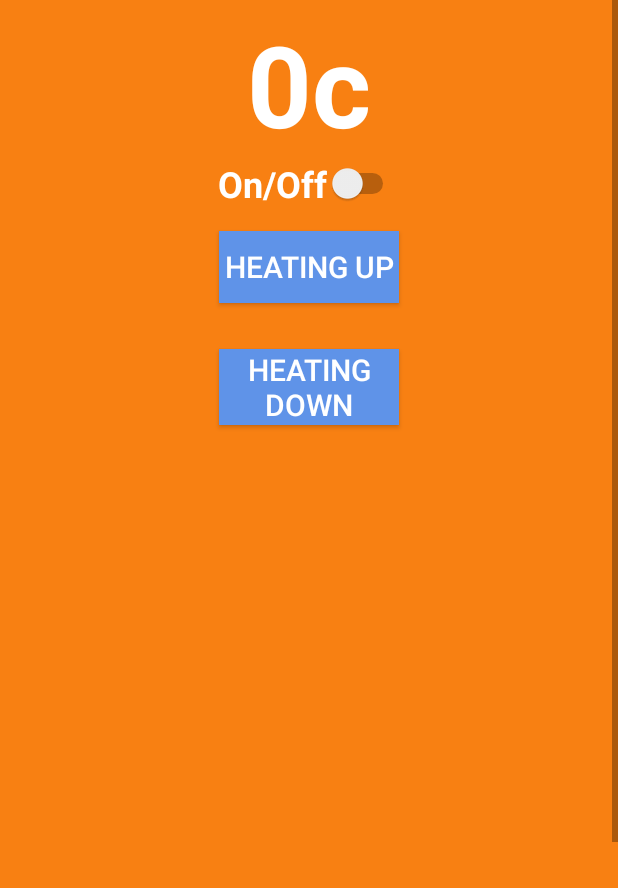
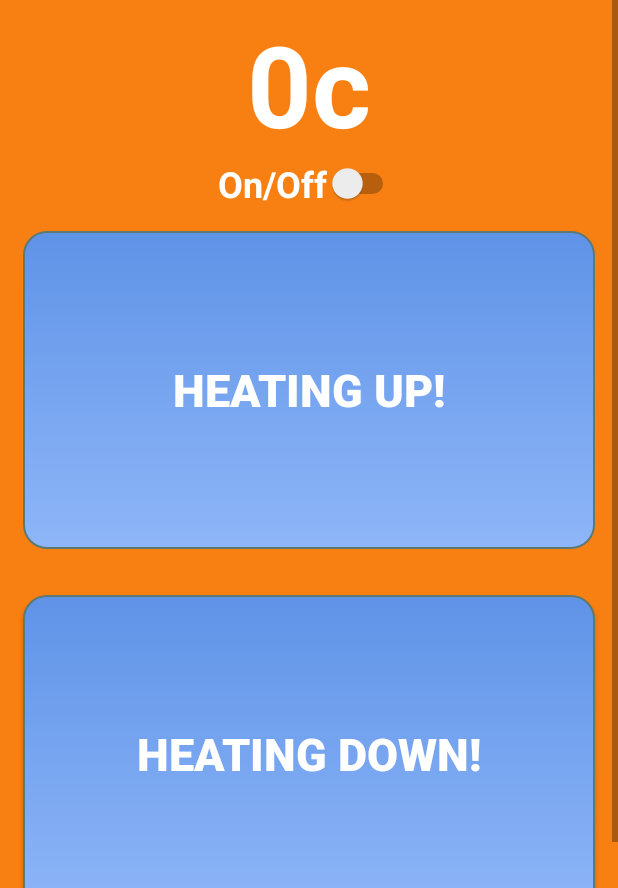
Before and after one commit to pkinsella32/BabyMate, an Android app: the TempControl screen opened directly, with no data from a screen before it, on a phone screen of 412 x 824 dp, the part 348-1236 px from its top. Run offline under Robolectric (Android 15) with nearby library versions, the phone set to English and light mode, and no system bars; our stand-ins replace Firebase (no records; nobody signed in at launch, a user with empty details on screens opened directly); 1 statement that could not run was skipped.

Commit message:
Temp Control updates

```diff
--- /dev/null
+++ b/app/src/main/res/drawable/my_button.xml
@@ -0,0 +1,24 @@
+<?xml version="1.0" encoding="utf-8"?>
+<selector xmlns:android="http://schemas.android.com/apk/res/android">
+    <item android:state_pressed="true" >
+        <shape android:shape="rectangle"  >
+            <corners android:radius="15dip" />
+            <stroke android:width="1dip" android:color="#5e7974" />
+            <gradient android:angle="-90" android:startColor="#5f93e7" android:endColor="#8eb6f8"  />
+        </shape>
+    </item>
+    <item android:state_focused="true">
+        <shape android:shape="rectangle"  >
+            <corners android:radius="15dip" />
+            <stroke android:width="1dip" android:color="#5e7974" />
+            <solid android:color="#58857e"/>
+        </shape>
+    </item>
+    <item >
+        <shape android:shape="rectangle"  >
+            <corners android:radius="15dip" />
+            <stroke android:width="1dip" android:color="#5e7974" />
+            <gradient android:angle="-90" android:startColor="#5f93e7" android:endColor="#8eb6f8" />
+        </shape>
+    </item>
+</selector>
--- a/app/src/main/res/layout/activity_temp_control.xml
+++ b/app/src/main/res/layout/activity_temp_control.xml
@@ -58,32 +58,63 @@
             tools:layout_editor_absoluteX="0dp"
             tools:layout_editor_absoluteY="158dp" />
 
+        <!--<Button-->
+            <!--android:id="@+id/upButton"-->
+            <!--android:layout_width="120dp"-->
+            <!--android:layout_height="wrap_content"-->
+            <!--android:layout_gravity="center_vertical|center_horizontal"-->
+            <!--android:layout_marginTop="15dp"-->
+            <!--android:layout_marginBottom="15dp"-->
+            <!--android:background="@color/colorPrimary"-->
+            <!--android:elevation="25dp"-->
+            <!--android:text="@string/heating_up"-->
+            <!--android:textColor="@color/cardview_light_background"-->
+            <!--android:textSize="20sp" />-->
+
+        <!--<Button-->
+            <!--android:id="@+id/tempDown"-->
+            <!--android:layout_width="120dp"-->
+            <!--android:layout_height="wrap_content"-->
+            <!--android:layout_gravity="center_vertical|center_horizontal"-->
+            <!--android:layout_marginTop="15dp"-->
+            <!--android:layout_marginBottom="15dp"-->
+            <!--android:background="@color/colorPrimary"-->
+            <!--android:elevation="25dp"-->
+            <!--android:text="@string/heating_down"-->
+            <!--android:textColor="@color/cardview_light_background"-->
+            <!--android:textSize="20sp" />-->
+
         <Button
             android:id="@+id/upButton"
-            android:layout_width="120dp"
+            android:layout_width="match_parent"
             android:layout_height="wrap_content"
-            android:layout_gravity="center_vertical|center_horizontal"
+            android:layout_marginLeft="15dp"
             android:layout_marginTop="15dp"
+            android:layout_marginRight="15dp"
             android:layout_marginBottom="15dp"
-            android:background="@color/colorPrimary"
-            android:elevation="25dp"
-            android:text="@string/heating_up"
+            android:layout_weight="1"
+            android:background="@drawable/my_button"
+            android:elevation="16dp"
+            android:fontFamily="sans-serif-medium"
+            android:text="Heating Up!"
             android:textColor="@color/cardview_light_background"
-            android:textSize="20sp" />
+            android:textSize="30sp"
+            android:textStyle="bold"></Button>
 
         <Button
             android:id="@+id/tempDown"
-            android:layout_width="120dp"
+            android:layout_width="match_parent"
             android:layout_height="wrap_content"
-            android:layout_gravity="center_vertical|center_horizontal"
+            android:layout_marginLeft="15dp"
             android:layout_marginTop="15dp"
+            android:layout_marginRight="15dp"
             android:layout_marginBottom="15dp"
-            android:background="@color/colorPrimary"
-            android:elevation="25dp"
-            android:text="@string/heating_down"
+            android:layout_weight="1"
+            android:background="@drawable/my_button"
+            android:elevation="16dp"
+            android:text="Heating Down!"
             android:textColor="@color/cardview_light_background"
-            android:textSize="20sp" />
-
-
+            android:textSize="30sp"
+            android:textStyle="bold"></Button>
     </LinearLayout>
 </ScrollView>
```
